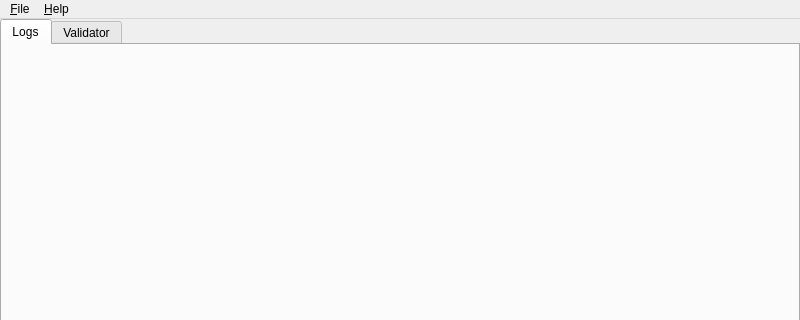
Before: the Qt Designer form src/analyzer/mainwindow.ui in blessed/wlanalyzer, drawn with Qt 5; both pictures show x 0 to 800 and y 0 to 320 of the 800 by 600 pixel window.
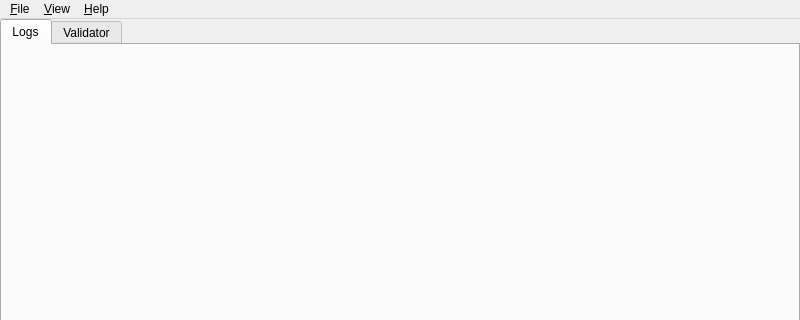
After: the same form once the commit is applied.

Commit message: [gui] allow for docks toggling from MainWindow Menubar

Diff of the .ui file:
```diff
--- a/src/analyzer/mainwindow.ui
+++ b/src/analyzer/mainwindow.ui
@@ -238,7 +238,19 @@
     </property>
     <addaction name="action_About"/>
    </widget>
+   <widget class="QMenu" name="menu_View">
+    <property name="title">
+     <string>&amp;View</string>
+    </property>
+    <widget class="QMenu" name="menu_Logs">
+     <property name="title">
+      <string>&amp;Logs</string>
+     </property>
+    </widget>
+    <addaction name="menu_Logs"/>
+   </widget>
    <addaction name="menuFile"/>
+   <addaction name="menu_View"/>
    <addaction name="menuAbout"/>
   </widget>
   <action name="actionConnect">
```
The commit also changes 1 other file.
